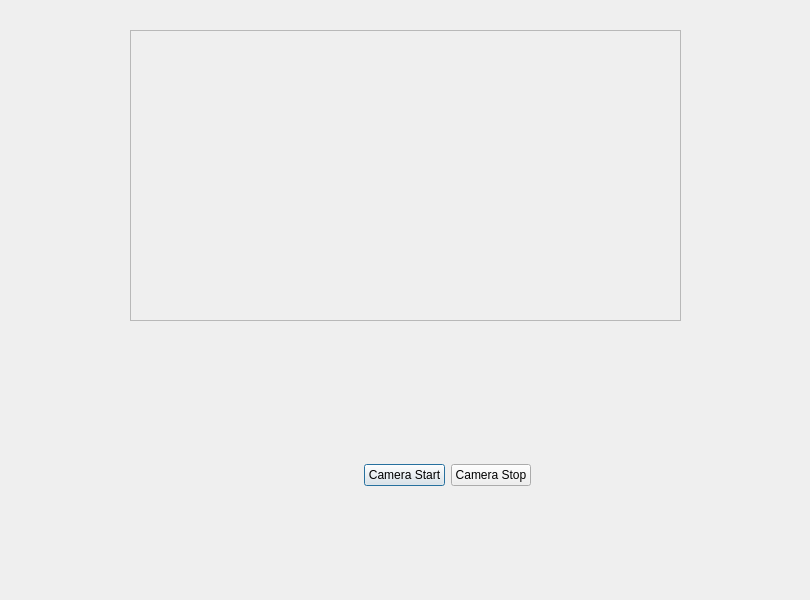
Above: licenseplatedialog.ui from G-Motivation/licensePlate before the change. Below: the same form after it.
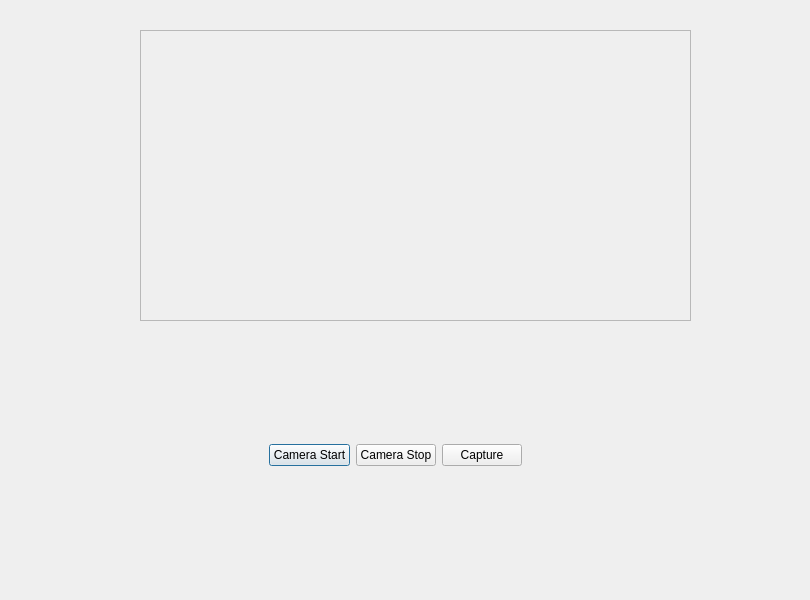
That is the form after the change.

Patch:
```diff
--- a/licenseplatedialog.ui
+++ b/licenseplatedialog.ui
@@ -16,7 +16,7 @@
   <widget class="QStackedWidget" name="stackedWidget">
    <property name="geometry">
     <rect>
-     <x>10</x>
+     <x>20</x>
      <y>10</y>
      <width>771</width>
      <height>581</height>
@@ -49,8 +49,8 @@
     <widget class="QWidget" name="layoutWidget">
      <property name="geometry">
       <rect>
-       <x>170</x>
-       <y>430</y>
+       <x>200</x>
+       <y>410</y>
        <width>351</width>
        <height>71</height>
       </rect>
@@ -83,6 +83,26 @@
         </property>
        </widget>
       </item>
+      <item>
+       <widget class="QPushButton" name="m_btnCapture">
+        <property name="text">
+         <string>Capture</string>
+        </property>
+       </widget>
+      </item>
+      <item>
+       <spacer name="horizontalSpacer_2">
+        <property name="orientation">
+         <enum>Qt::Horizontal</enum>
+        </property>
+        <property name="sizeHint" stdset="0">
+         <size>
+          <width>40</width>
+          <height>20</height>
+         </size>
+        </property>
+       </spacer>
+      </item>
      </layout>
     </widget>
    </widget>
```
